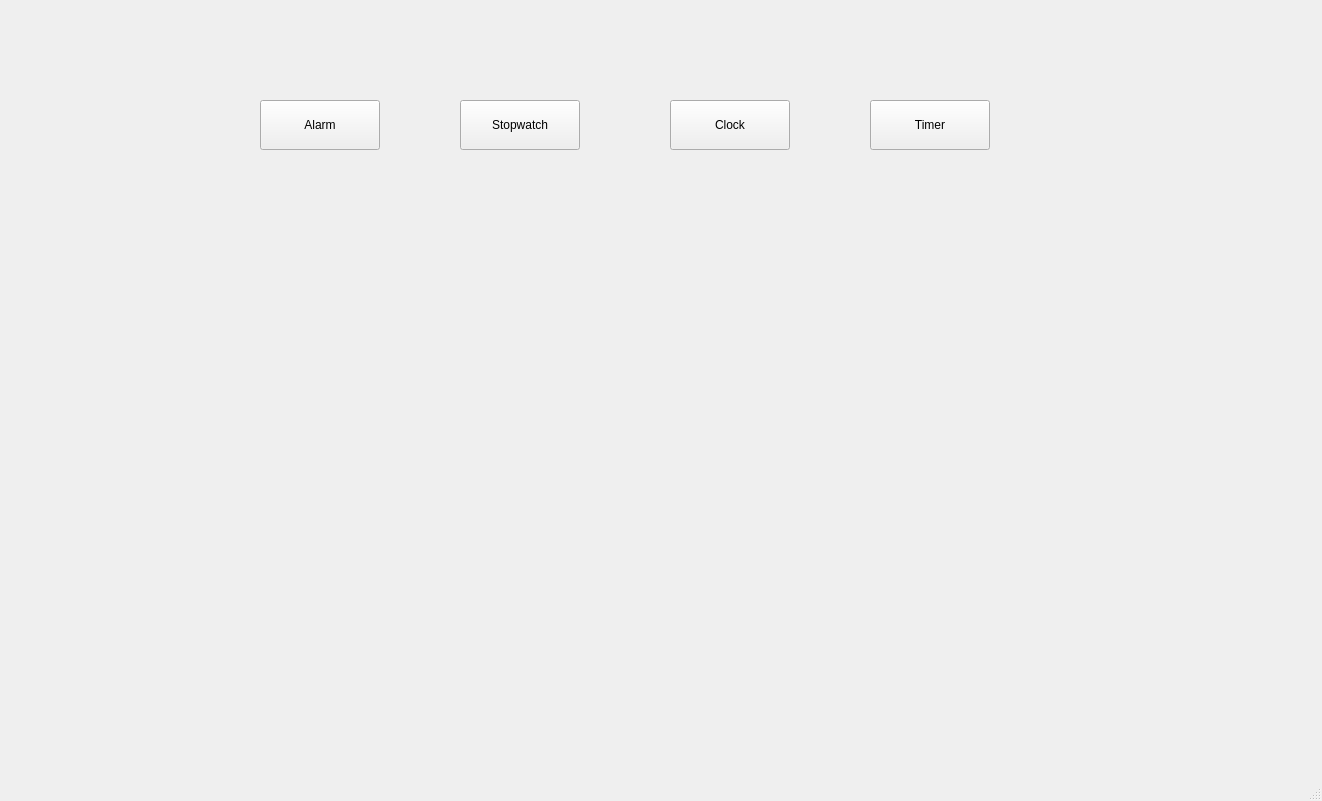
This is C++/Projects/Clock/QtGUI/ClockGUI/mainwindow.ui in MikitaVitkouski/BSU as Qt 5 draws it before an edit. The edited form follows.
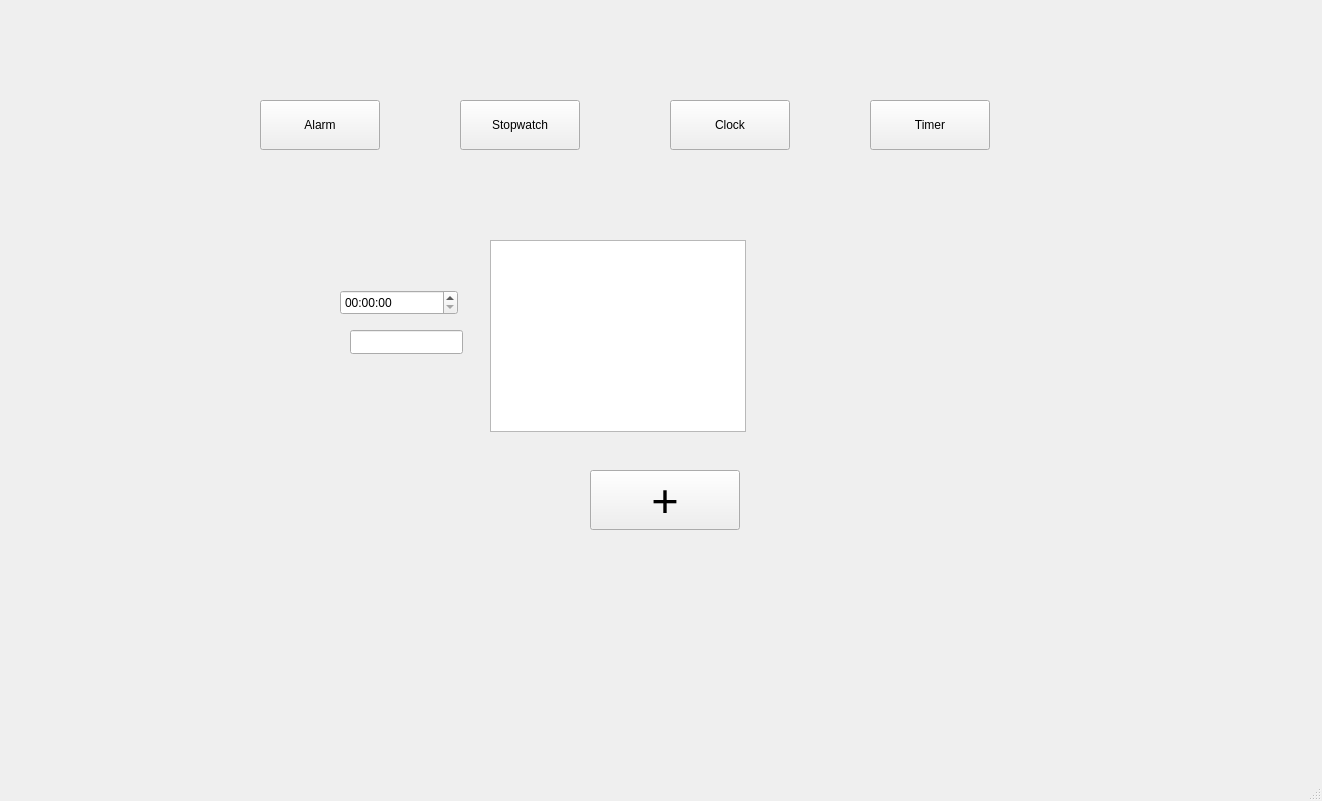
This is the edited form.

Commit message: Implement AlarmManager::checkAndTriggerAlarms(), add method AlarmManager::getAllAlarms() to get whole list of alarms (both active and inactive). Add lineEditAlarmLabel, timeEditAlarm, listWidgetAlarms, btnAddAlarm for pageAlarm

The edit to the form file:
```diff
--- a/C++/Projects/Clock/QtGUI/ClockGUI/mainwindow.ui
+++ b/C++/Projects/Clock/QtGUI/ClockGUI/mainwindow.ui
@@ -105,7 +105,56 @@
       <verstretch>0</verstretch>
      </sizepolicy>
     </property>
-    <widget class="QWidget" name="pageAlarm"/>
+    <widget class="QWidget" name="pageAlarm">
+     <widget class="QPushButton" name="btnAddAlarm">
+      <property name="geometry">
+       <rect>
+        <x>440</x>
+        <y>290</y>
+        <width>150</width>
+        <height>60</height>
+       </rect>
+      </property>
+      <property name="font">
+       <font>
+        <pointsize>35</pointsize>
+       </font>
+      </property>
+      <property name="text">
+       <string>+</string>
+      </property>
+     </widget>
+     <widget class="QListWidget" name="listWidgetAlarms">
+      <property name="geometry">
+       <rect>
+        <x>340</x>
+        <y>60</y>
+        <width>256</width>
+        <height>192</height>
+       </rect>
+      </property>
+     </widget>
+     <widget class="QTimeEdit" name="timeEditAlarm">
+      <property name="geometry">
+       <rect>
+        <x>190</x>
+        <y>110</y>
+        <width>118</width>
+        <height>25</height>
+       </rect>
+      </property>
+     </widget>
+     <widget class="QLineEdit" name="lineEditAlarmLabel">
+      <property name="geometry">
+       <rect>
+        <x>200</x>
+        <y>150</y>
+        <width>113</width>
+        <height>24</height>
+       </rect>
+      </property>
+     </widget>
+    </widget>
     <widget class="QWidget" name="pageStopwatch">
      <widget class="QPushButton" name="btnPlayStopwatch">
       <property name="geometry">
```
The commit also changes 3 other files.
